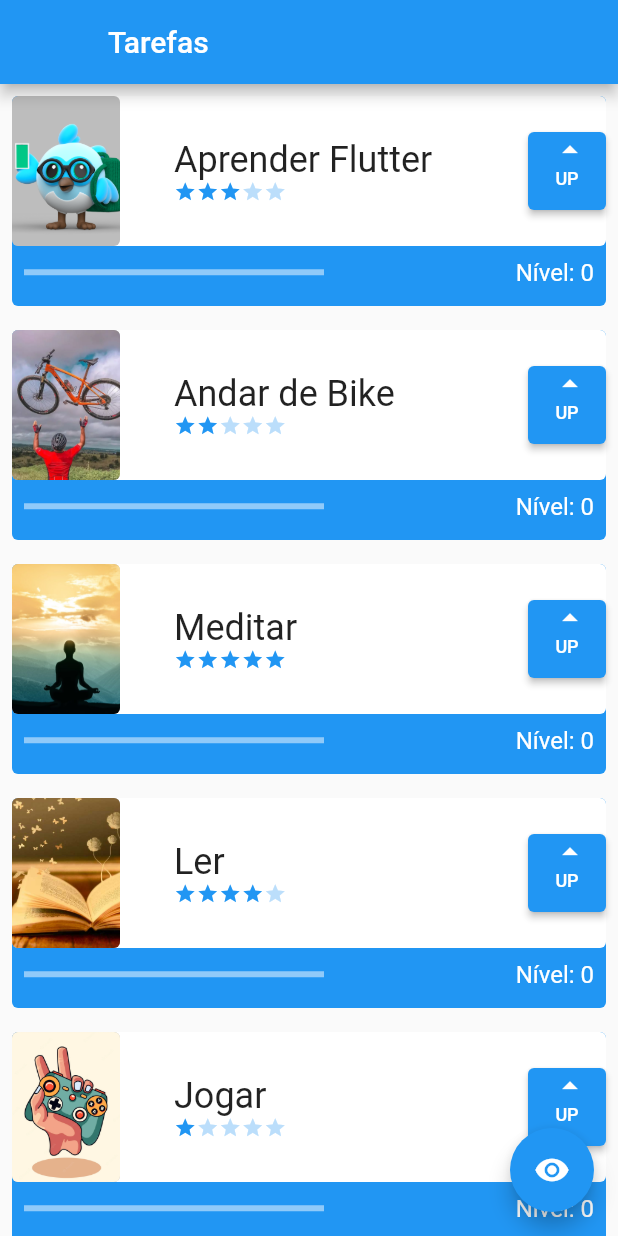
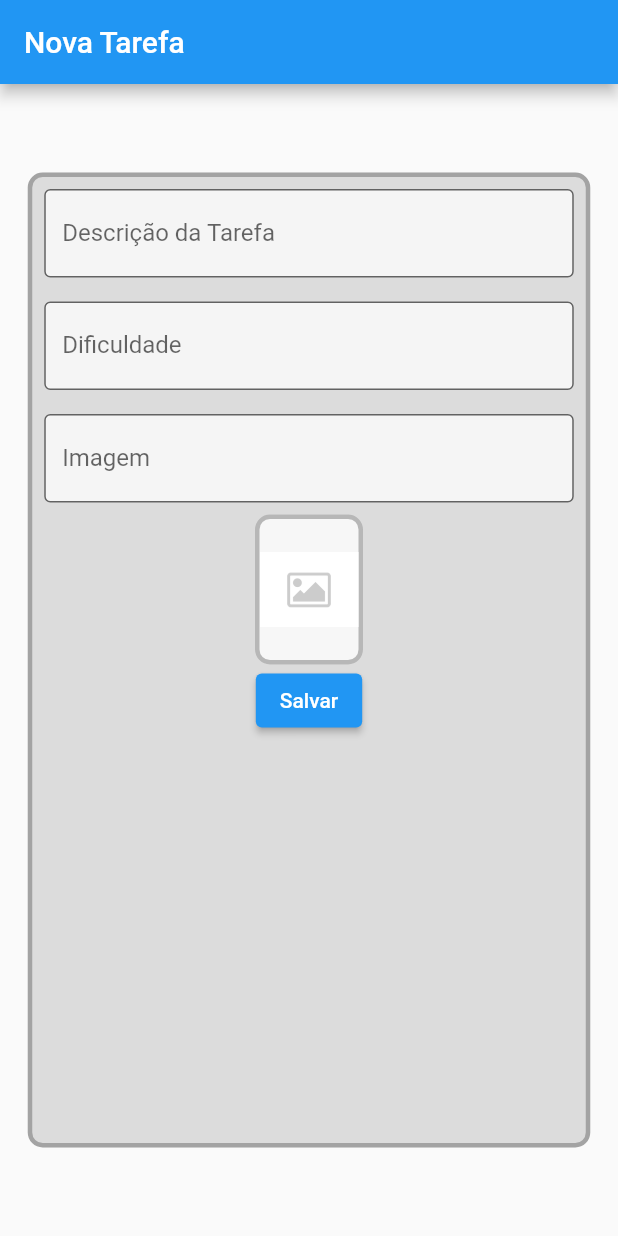
Before and after one commit to cristianovelkan/flutter_wdgets_sateful_stateless, a Flutter app: the screen it shows after launch, on a phone screen of 412 x 824 dp. Run offline on Flutter 3.47's test engine with Material 2 defaults, Android fonts, the phone set to English and light mode, and no system bars; network calls fail.

Commit message:
form screen  + validation

```diff
--- a/lib/main.dart
+++ b/lib/main.dart
@@ -1,5 +1,7 @@
 import 'package:flutter/material.dart';
 import 'package:flutter_wdgets_sateful_stateless/screens/initial_screen.dart';
+
+import 'screens/form_screen.dart';
 
 void main() {
   runApp(const MyApp());
@@ -15,7 +17,7 @@ class MyApp extends StatelessWidget {
       theme: ThemeData(
         primarySwatch: Colors.blue,
       ),
-      home: const InitialScreen(),
+      home: const FormScreen(),
     );
   }
 }
--- /dev/null
+++ b/lib/screens/form_screen.dart
@@ -0,0 +1,134 @@
+import 'package:flutter/material.dart';
+
+class FormScreen extends StatefulWidget {
+  const FormScreen({Key? key}) : super(key: key);
+
+  @override
+  State<FormScreen> createState() => _FormScreenState();
+}
+
+class _FormScreenState extends State<FormScreen> {
+  TextEditingController nameController = TextEditingController();
+  TextEditingController difficultyController = TextEditingController();
+  TextEditingController imageController = TextEditingController();
+
+  final _formKey = GlobalKey<FormState>();
+
+  @override
+  Widget build(BuildContext context) {
+    return Form(
+      key: _formKey,
+      child: Scaffold(
+        appBar: AppBar(
+          title: const Text('Nova Tarefa'),
+        ),
+        body: Center(
+          child: SingleChildScrollView(
+            child: Container(
+                height: 650,
+                width: 375,
+                decoration: BoxDecoration(
+                    color: Colors.black12,
+                    borderRadius: BorderRadius.circular(10),
+                    border: Border.all(width: 3, color: Colors.black26)),
+                child: Column(
+                  children: [
+                    Padding(
+                      padding: const EdgeInsets.all(8.0),
+                      child: TextFormField(
+                        controller: nameController,
+                        decoration: const InputDecoration(
+                            border: OutlineInputBorder(),
+                            labelText: 'Descrição da Tarefa',
+                            fillColor: Colors.white70,
+                            filled: true),
+                        validator: (String? value) {
+                          if (value == null || value.isEmpty) {
+                            return 'Por favor, insira uma descrição';
+                          }
+                          return null;
+                        },
+                      ),
+                    ),
+                    Padding(
+                      padding: const EdgeInsets.all(8.0),
+                      child: TextFormField(
+                        keyboardType: TextInputType.number,
+                        controller: difficultyController,
+                        decoration: const InputDecoration(
+                            border: OutlineInputBorder(),
+                            labelText: 'Dificuldade',
+                            fillColor: Colors.white70,
+                            filled: true),
+                        validator: (value) {
+                          if (value!.isEmpty ||
+                              int.parse(value) < 1 ||
+                              int.parse(value) > 5) {
+                            return 'Por favor, insira uma dificuldade';
+                          }
+                          return null;
+                        },
+                      ),
+                    ),
+                    Padding(
+                      padding: const EdgeInsets.all(8.0),
+                      child: TextFormField(
+                        keyboardType: TextInputType.url,
+                        onChanged: (value) {
+                          setState(() {});
+                        },
+                        controller: imageController,
+                        decoration: const InputDecoration(
+                            border: OutlineInputBorder(),
+                            labelText: 'Imagem',
+                            fillColor: Colors.white70,
+                            filled: true
+                        ),
+                        validator: (value) {
+                          if (value!.isEmpty) {
+                            return 'Por favor, insira uma imagem';
+                          }
+                          return null;
+                        },
+                      ),
+                    ),
+                    Container(
+                      decoration: BoxDecoration(
+                          borderRadius: BorderRadius.circular(10),
+                          color: const Color.fromRGBO(247, 247, 247, 1),
+                          border: Border.all(width: 3, color: Colors.black26)),
+                      width: 72,
+                      height: 100,
+                      child: ClipRRect(
+                        borderRadius: BorderRadius.circular(4),
+                        child: Image.network(
+                          imageController.text,
+                          errorBuilder: (BuildContext context, Object exception,
+                              StackTrace? stackTrace) {
+                            return Image.asset(
+                                'assets/images/no-photo-available.png');
+                          },
+                          fit: BoxFit.cover,
+                        ),
+                      ),
+                    ),
+                    ElevatedButton(
+                        onPressed: () {
+                          if (_formKey.currentState!.validate()) {
+                            ScaffoldMessenger.of(context).showSnackBar(
+                                const SnackBar(content: Text('Processando dados'))
+                            );
+                          }
+                          print(nameController.text);
+                          print(int.parse(difficultyController.text));
+                          print(imageController.text);
+                        },
+                        child: const Text('Salvar'))
+                  ],
+                )),
+          ),
+        ),
+      ),
+    );
+  }
+}
```
Also changed, not shown: assets/images/no-photo-available.png (added).
